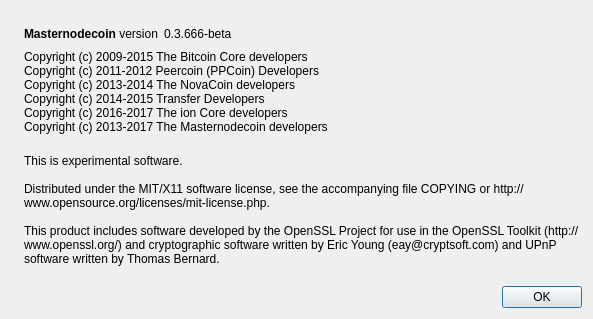
Qt form src/qt/forms/aboutdialog.ui (masternodecoin/masternodecoin) before a commit.
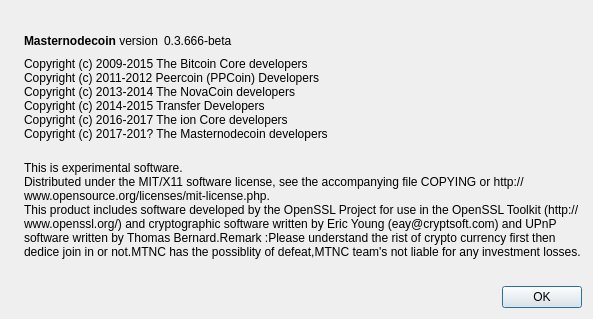
The same form after that commit. Icons and pictures are not drawn.

```diff
--- a/src/qt/forms/aboutdialog.ui
+++ b/src/qt/forms/aboutdialog.ui
@@ -96,7 +96,7 @@
 Copyright (c) 2013-2014 The NovaCoin developers
 Copyright (c) 2014-2015 Transfer Developers
 Copyright (c) 2016-2017 The ion Core developers
-Copyright (c) 2013-2017 The Masternodecoin developers</string>
+Copyright (c) 2017-201? The Masternodecoin developers</string>
        </property>
        <property name="textInteractionFlags">
         <set>Qt::LinksAccessibleByMouse|Qt::TextSelectableByKeyboard|Qt::TextSelectableByMouse</set>
@@ -111,10 +111,8 @@
        <property name="text">
         <string>
 This is experimental software.
-
 Distributed under the MIT/X11 software license, see the accompanying file COPYING or http://www.opensource.org/licenses/mit-license.php.
-
-This product includes software developed by the OpenSSL Project for use in the OpenSSL Toolkit (http://www.openssl.org/) and cryptographic software written by Eric Young (eay@cryptsoft.com) and UPnP software written by Thomas Bernard.</string>
+This product includes software developed by the OpenSSL Project for use in the OpenSSL Toolkit (http://www.openssl.org/) and cryptographic software written by Eric Young (eay@cryptsoft.com) and UPnP software written by Thomas Bernard.Remark :Please understand the rist of crypto currency first then dedice join in or not.MTNC has the possiblity of defeat,MTNC team's not liable for any investment losses. </string>
        </property>
        <property name="wordWrap">
         <bool>true</bool>
```
